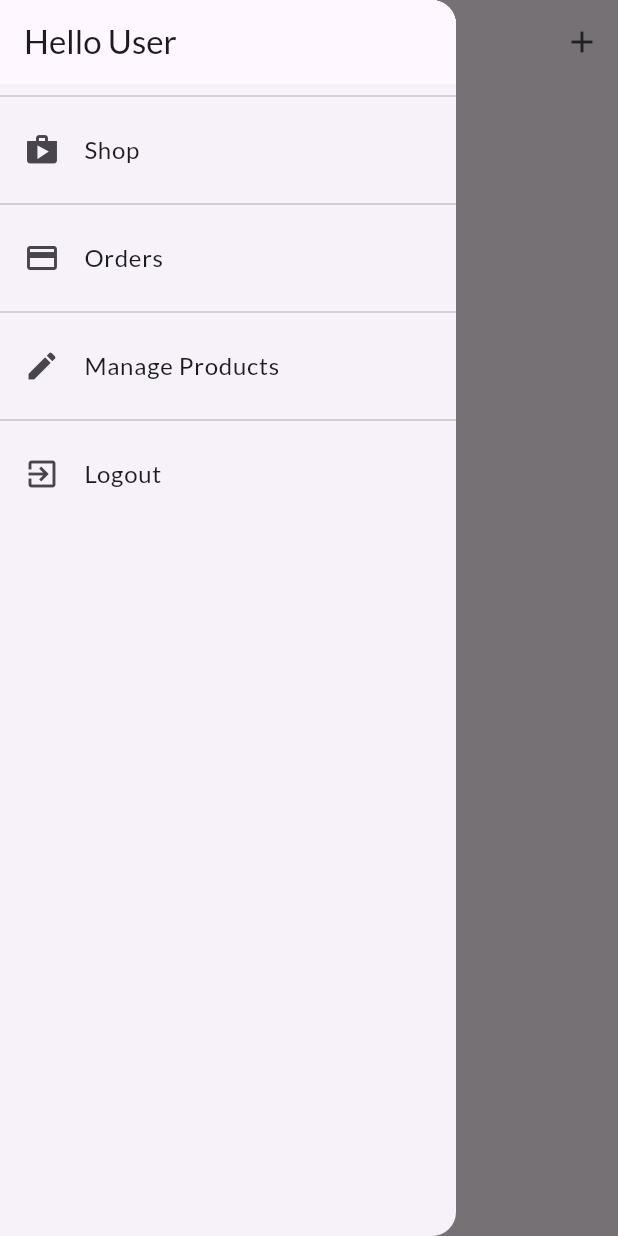
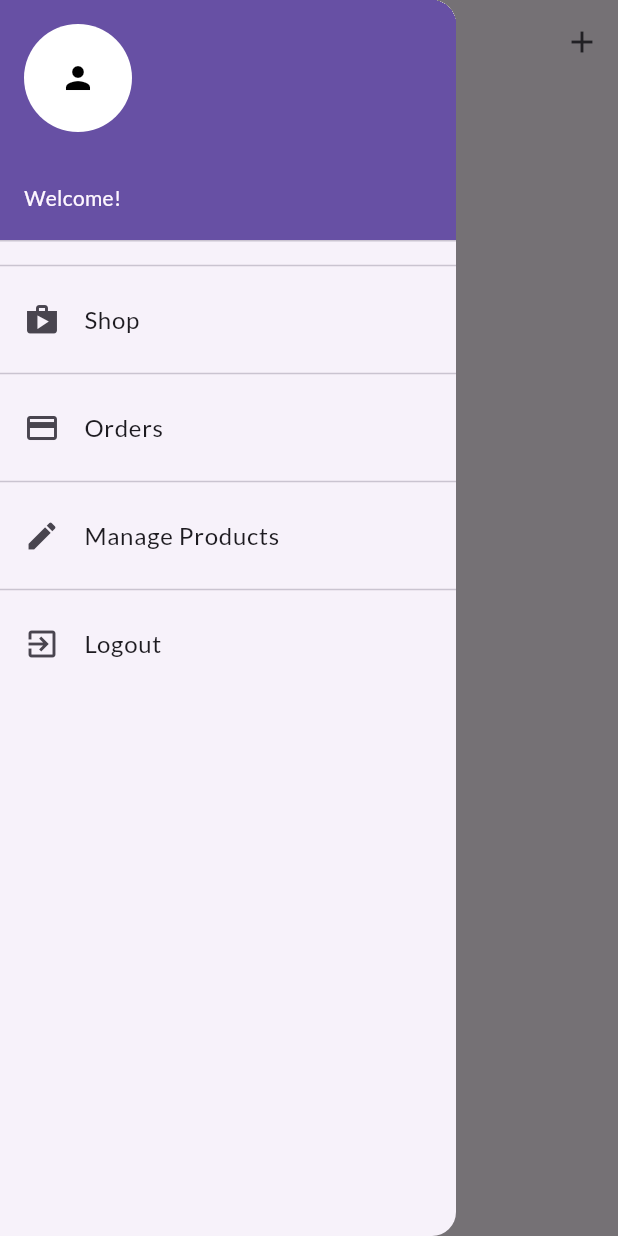
Before and after one commit to tanmay910/Shop_App, a Flutter app: the UserProductsScreen screen opened by its route, with the side drawer open, on a phone screen of 412 x 824 dp. Run offline on Flutter 3.47's test engine with Material 3 defaults, Android fonts, the phone set to English and light mode, and no system bars; our stand-ins replace shared_preferences; accounts and stored records are empty; network calls fail.

Commit message:
complete app

```diff
--- a/lib/main.dart
+++ b/lib/main.dart
@@ -68,6 +68,7 @@ class MyApp extends StatelessWidget {
       child: Consumer<Auth>(
           builder: (ctx, Authdata, _) => MaterialApp(
             //navigatorKey: navigatorKey,
+            debugShowCheckedModeBanner: false,
             title: 'My shop',
             theme: ThemeData(
               secondaryHeaderColor: Colors.deepOrange,
--- a/lib/models/orders.dart
+++ b/lib/models/orders.dart
@@ -41,7 +41,7 @@ class Orders with ChangeNotifier {
     final response = await http.get(Uri.parse(url));
 
     List<OrderItem> loadedorder = [];
-    final excratedorders = jsonDecode(response.body) as Map<String, dynamic>;
+    final excratedorders = jsonDecode(response.body) ;
     if(excratedorders == null){
       return;
     }
--- a/lib/screens/User_products_screen.dart
+++ b/lib/screens/User_products_screen.dart
@@ -4,6 +4,8 @@ import 'package:shop_app/providers/Products.dart';
 import 'package:shop_app/screens/edit_product_screen.dart';
 import 'package:shop_app/widgets/AppDrawer.dart';
 import 'package:shop_app/widgets/User_product_item.dart';
+
+import '../models/auth.dart';
 
 class UserProductsScreen extends StatelessWidget {
   static const String id = 'UserProductScreen';
--- a/lib/screens/auth_screen.dart
+++ b/lib/screens/auth_screen.dart
@@ -1,5 +1,6 @@
 import 'dart:math';
 import 'package:shop_app/models/http_Exception.dart';
+import 'package:shop_app/screens/product_overview_screen.dart';
 
 import '../models/auth.dart';
 import 'package:provider/provider.dart';
@@ -12,6 +13,8 @@ class AuthScreen extends StatelessWidget {
 
   @override
   Widget build(BuildContext context) {
+
+
     final deviceSize = MediaQuery.of(context).size;
 
     return Scaffold(
--- a/lib/screens/product_overview_screen.dart
+++ b/lib/screens/product_overview_screen.dart
@@ -8,6 +8,7 @@ import 'package:shop_app/widgets/Product_Item.dart';
 import 'package:shop_app/widgets/Product_Grid.dart';
 import 'package:shop_app/widgets/badge.dart';
 
+import '../models/auth.dart';
 import '../providers/Products.dart';
 
 enum FilterOperations {
@@ -66,7 +67,7 @@ class _ProductOverviewScreenState extends State<ProductOverviewScreen> {
     return Scaffold(
       drawer: Appdrawer(),
       appBar: AppBar(
-        title: Text('My Shop'),
+        title: Text('InstaBuy'),
         actions: <Widget>[
           PopupMenuButton(
               onSelected: (selectedValue) {
--- a/lib/widgets/AppDrawer.dart
+++ b/lib/widgets/AppDrawer.dart
@@ -1,22 +1,38 @@
 import 'package:flutter/material.dart';
 import 'package:provider/provider.dart';
+import 'package:shared_preferences/shared_preferences.dart';
 import 'package:shop_app/models/auth.dart';
 import 'package:shop_app/screens/OrdersScreen.dart';
 import 'package:shop_app/screens/User_products_screen.dart';
 import 'package:shop_app/screens/auth_screen.dart';
 import 'package:shop_app/screens/product_overview_screen.dart';
 
+
+
+
+
 class Appdrawer extends StatelessWidget {
+
   const Appdrawer({Key? key}) : super(key: key);
+
+
 
   @override
   Widget build(BuildContext context) {
+
+
     return Drawer(
       child: Column(
         children: [
-          AppBar(
-            title: Text('Hello User'),
-            automaticallyImplyLeading: false,
+          UserAccountsDrawerHeader(
+            accountEmail: Text('Welcome!'),
+            currentAccountPicture: CircleAvatar(
+              backgroundColor: Colors.white,
+              child: Icon(
+                Icons.person,
+                color: Colors.black,
+              ),
+            ), accountName: null,
           ),
           Divider(),
           ListTile(
```
Also changed, not shown: lib/models/auth.dart (+6 -1 lines), lib/screens/OrdersScreen.dart (+16 -9 lines), lib/screens/Product_detatils_screen.dart (+7 -2 lines).
